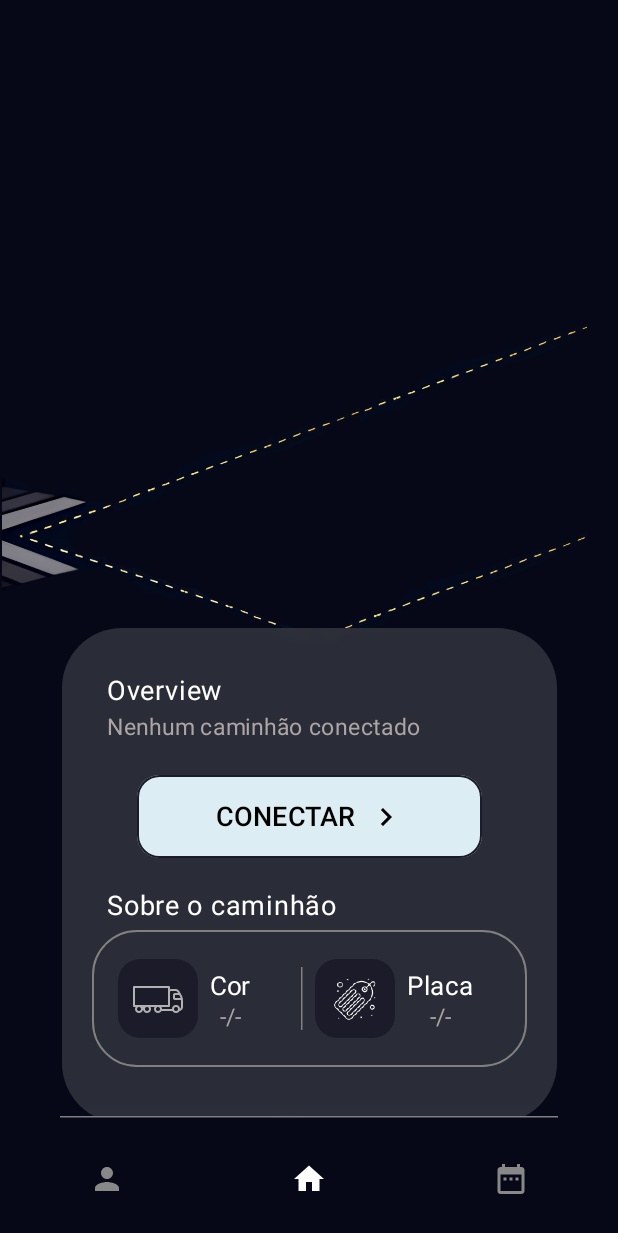
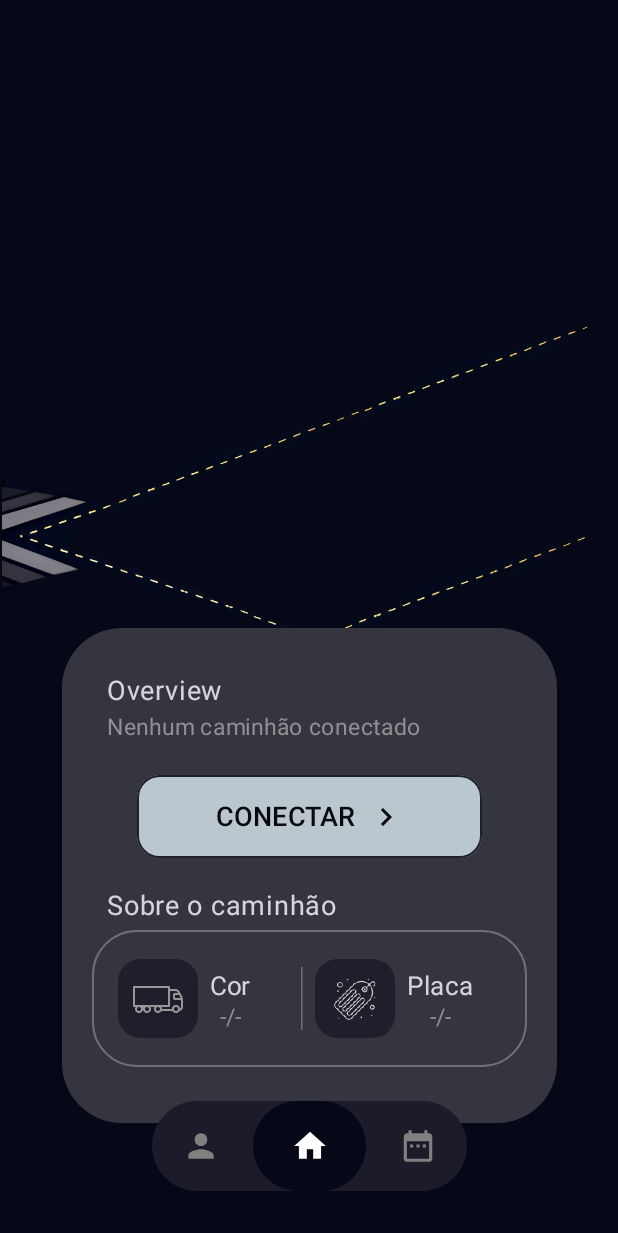
Before and after one commit to jpnacaratti/scania-modtruck, an Android app built with Jetpack Compose: the @Preview function AppPreview, on a phone screen of 412 x 824 dp. Shown: the top 1233 px of the screen. Run offline under Robolectric (Android 15) with nearby library versions, the phone set to English and light mode, and no system bars; our stand-ins replace accompanist; 1 statement that could not run was skipped.

Commit message:
Improve bottom navigation bar

```diff
--- a/app/src/main/java/com/jpnacaratti/modtruck/ui/components/TruckOverviewCard.kt
+++ b/app/src/main/java/com/jpnacaratti/modtruck/ui/components/TruckOverviewCard.kt
@@ -1,5 +1,6 @@
 package com.jpnacaratti.modtruck.ui.components
 
+import androidx.compose.foundation.background
 import androidx.compose.foundation.layout.Box
 import androidx.compose.foundation.layout.Column
 import androidx.compose.foundation.layout.fillMaxWidth
@@ -11,6 +12,7 @@ import androidx.compose.material3.Text
 import androidx.compose.runtime.Composable
 import androidx.compose.ui.Alignment
 import androidx.compose.ui.Modifier
+import androidx.compose.ui.draw.alpha
 import androidx.compose.ui.draw.clip
 import androidx.compose.ui.text.font.FontWeight
 import androidx.compose.ui.tooling.preview.Preview
@@ -22,7 +24,6 @@ import com.jpnacaratti.modtruck.ui.theme.DarkGray
 import com.jpnacaratti.modtruck.ui.theme.LightGray
 import com.jpnacaratti.modtruck.ui.theme.ModTruckTheme
 import com.jpnacaratti.modtruck.ui.theme.White
-import com.jpnacaratti.modtruck.utils.BackgroundBlurLayer
 import com.jpnacaratti.modtruck.utils.GoogleFontProvider
 import com.jpnacaratti.modtruck.utils.GoogleFontProvider.Companion.poppins
 
@@ -38,19 +39,21 @@ fun TruckOverviewCard(state: HomeScreenUiState, modifier: Modifier = Modifier) {
         modifier = modifier
             .size(size = 330.dp)
             .clip(shape = RoundedCornerShape(40.dp))
+            .background(color = DarkGray)
+            .alpha(0.8f)
     ) {
-        BackgroundBlurLayer(blurRadius = 9,
-            backgroundColor = DarkGray,
-            backgroundColorAlpha = 0.8f,
-            state.onFirstCardBlurReady
-        )
-
-        if (!state.isFirstCardBlurReady) return
+//        BackgroundBlurLayer(blurRadius = 9,
+//            backgroundColor = DarkGray,
+//            backgroundColorAlpha = 0.8f,
+//            state.onFirstCardBlurReady
+//        )
+//
+//        if (!state.isFirstCardBlurReady) return
 
         Column(
             modifier = Modifier
                 .padding(30.dp)
-                .fillMaxWidth()
+                .fillMaxWidth().alpha(1f)
         ) {
             Text(
                 "Overview",
--- a/app/src/main/java/com/jpnacaratti/modtruck/ui/navigation/BottomBar.kt
+++ b/app/src/main/java/com/jpnacaratti/modtruck/ui/navigation/BottomBar.kt
@@ -1,23 +1,37 @@
 package com.jpnacaratti.modtruck.ui.navigation
 
+import androidx.compose.foundation.background
+import androidx.compose.foundation.clickable
+import androidx.compose.foundation.layout.Arrangement
+import androidx.compose.foundation.layout.Box
+import androidx.compose.foundation.layout.Row
+import androidx.compose.foundation.layout.fillMaxHeight
+import androidx.compose.foundation.layout.fillMaxSize
+import androidx.compose.foundation.layout.fillMaxWidth
 import androidx.compose.foundation.layout.height
-import androidx.compose.foundation.layout.padding
-import androidx.compose.material3.BottomAppBar
-import androidx.compose.material3.HorizontalDivider
+import androidx.compose.foundation.layout.size
+import androidx.compose.foundation.layout.width
+import androidx.compose.foundation.shape.CircleShape
+import androidx.compose.foundation.shape.RoundedCornerShape
 import androidx.compose.material3.Icon
-import androidx.compose.material3.NavigationBarItem
-import androidx.compose.material3.NavigationBarItemDefaults
 import androidx.compose.runtime.Composable
 import androidx.compose.runtime.getValue
+import androidx.compose.ui.Alignment
 import androidx.compose.ui.Modifier
+import androidx.compose.ui.draw.clip
 import androidx.compose.ui.graphics.Color
+import androidx.compose.ui.platform.LocalContext
+import androidx.compose.ui.tooling.preview.Preview
 import androidx.compose.ui.unit.dp
-import androidx.compose.ui.zIndex
 import androidx.navigation.NavController
 import androidx.navigation.NavDestination.Companion.hierarchy
 import androidx.navigation.compose.currentBackStackEntryAsState
 import com.jpnacaratti.modtruck.ui.theme.DarkBlue
 import com.jpnacaratti.modtruck.ui.theme.Gray
+import com.jpnacaratti.modtruck.ui.theme.LightDarkBlue
+import com.jpnacaratti.modtruck.ui.theme.ModTruckTheme
+import com.jpnacaratti.modtruck.ui.theme.White
+import com.jpnacaratti.modtruck.utils.GoogleFontProvider
 
 @Composable
 fun BottomBar(navController: NavController) {
@@ -30,32 +44,63 @@ fun BottomBar(navController: NavController) {
     val navBackStackEntry by navController.currentBackStackEntryAsState()
     val currentDestination = navBackStackEntry?.destination
 
-    HorizontalDivider(color = Gray, modifier = Modifier.zIndex(2F).padding(horizontal = 40.dp))
-    BottomAppBar(
-        containerColor = DarkBlue,
-        actions = {
-            screens.forEach { screen ->
-                NavigationBarItem(
-                    icon = {
+    Box(modifier = Modifier.fillMaxWidth().height(120.dp)) {
+        Box(
+            modifier = Modifier
+                .clip(shape = RoundedCornerShape(size = 35.dp))
+                .height(60.dp)
+                .width(210.dp)
+                .background(color = LightDarkBlue)
+                .align(alignment = Alignment.Center)
+        ) {
+            Row(
+                modifier = Modifier.fillMaxSize(),
+                horizontalArrangement = Arrangement.SpaceAround,
+                verticalAlignment = Alignment.CenterVertically
+            ) {
+                screens.forEach { screen ->
+
+                    val selected =
+                        currentDestination?.hierarchy?.any { it.route == screen.route } == true
+
+                    Box(
+                        modifier = Modifier
+                            .clip(shape = CircleShape)
+                            .fillMaxHeight()
+                            .width(if (selected) 75.dp else 60.dp)
+                            .background(color = if (selected) DarkBlue else Color.Transparent),
+                        contentAlignment = Alignment.Center
+                    ) {
                         Icon(
                             imageVector = screen.icon,
-                            contentDescription = "Navigation icon"
+                            tint = if (selected) White else Gray,
+                            contentDescription = "Navigation icon",
+                            modifier = Modifier
+                                .size(25.dp)
+                                .clickable {
+                                    navController.navigate(screen.route) {
+                                        popUpTo(navController.graph.startDestinationId) {
+                                            saveState = true
+                                        }
+                                        restoreState = true
+                                        launchSingleTop = true
+                                    }
+                                }
                         )
-                    },
-                    selected = currentDestination?.hierarchy?.any {
-                        it.route == screen.route
-                    } == true,
-                    onClick = {
-                        navController.navigate(screen.route)
-                    },
-                    colors = NavigationBarItemDefaults.colors(
-                        selectedIconColor = Color.White,
-                        unselectedIconColor = Color.Gray,
-                        indicatorColor = Color.Transparent
-                    )
-                )
+                    }
+                }
             }
-        },
-        modifier = Modifier.height(80.dp)
-    )
+        }
+    }
 }
+
+@Preview
+@Composable
+private fun BottomBarPreview() {
+
+    GoogleFontProvider.initialize()
+
+    ModTruckTheme {
+        BottomBar(navController = NavController(LocalContext.current))
+    }
+}
```
